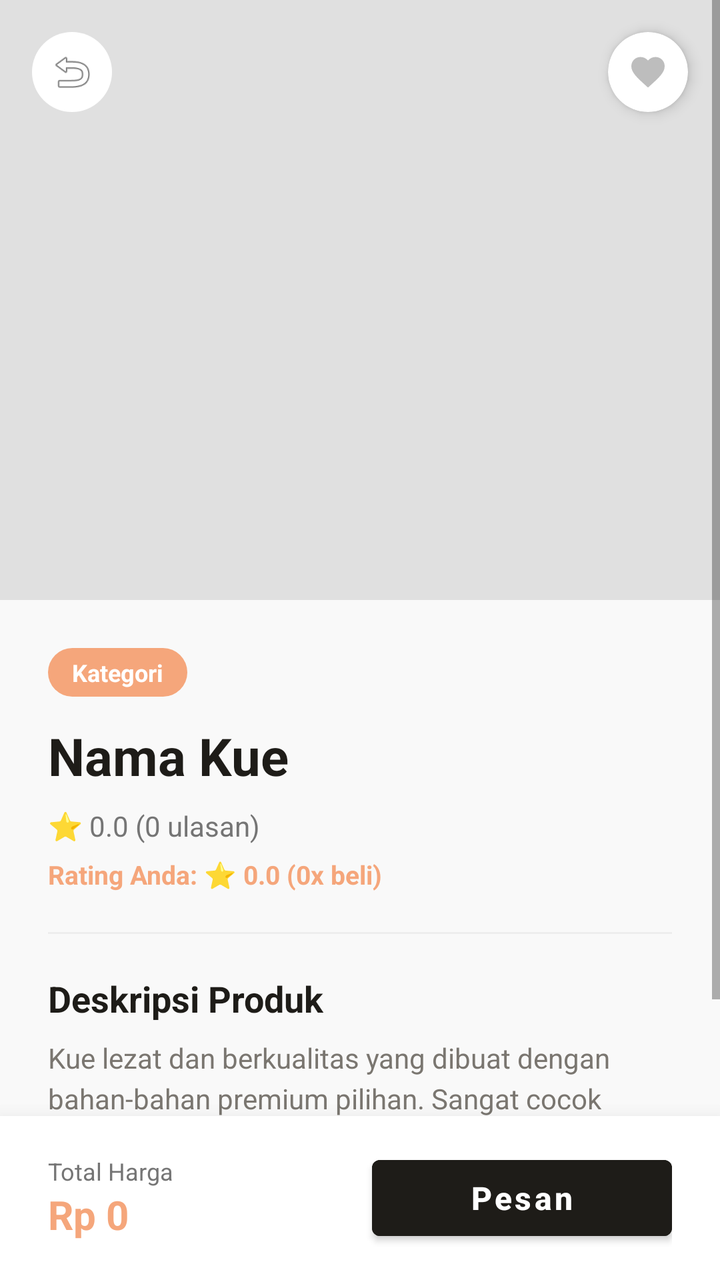
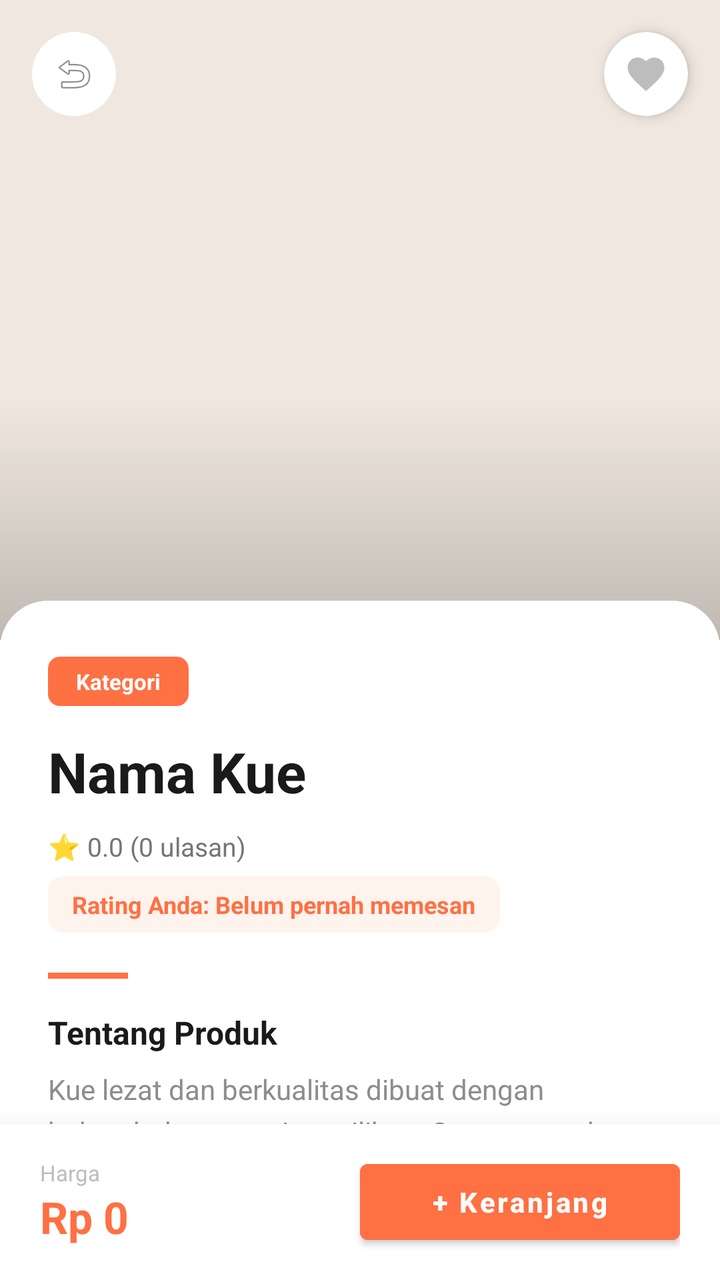

Compare the two renders of this Android layout. The source of the first and the diff that turns it into the second are given below.
<!-- AndroidManifest.xml: application theme Theme.KueWeh -->
<!-- res/layout/activity_detail.xml -->
<?xml version="1.0" encoding="utf-8"?>
<RelativeLayout xmlns:android="http://schemas.android.com/apk/res/android"
    android:layout_width="match_parent"
    android:layout_height="match_parent"
    xmlns:app="http://schemas.android.com/apk/res-auto"
    android:background="#F9F9F9">

    <ScrollView
        android:layout_width="match_parent"
        android:layout_height="match_parent"
        android:layout_above="@id/bottomBar"
        android:fillViewport="true">

        <LinearLayout
            android:layout_width="match_parent"
            android:layout_height="wrap_content"
            android:orientation="vertical">

            <ImageView
                android:id="@+id/imgDetailKue"
                android:layout_width="match_parent"
                android:layout_height="300dp"
                android:scaleType="centerCrop"
                android:background="#E0E0E0" />

            <LinearLayout
                android:layout_width="match_parent"
                android:layout_height="wrap_content"
                android:orientation="vertical"
                android:padding="24dp">

                <TextView
                    android:id="@+id/tvDetailKategori"
                    android:layout_width="wrap_content"
                    android:layout_height="wrap_content"
                    android:background="@drawable/bg_chip_active"
                    android:paddingHorizontal="12dp"
                    android:paddingVertical="4dp"
                    android:text="Kategori"
                    android:textColor="#FFFFFF"
                    android:textSize="12sp"
                    android:textStyle="bold"
                    android:layout_marginBottom="12dp"/>

                <TextView
                    android:id="@+id/tvDetailNama"
                    android:layout_width="match_parent"
                    android:layout_height="wrap_content"
                    android:text="Nama Kue"
                    android:textColor="#1E1C18"
                    android:textSize="26sp"
                    android:textStyle="bold" />

                <TextView
                    android:id="@+id/tvDetailRating"
                    android:layout_width="wrap_content"
                    android:layout_height="wrap_content"
                    android:layout_marginTop="8dp"
                    android:text="⭐ 0.0 (0 ulasan)"
                    android:textColor="#757575"
                    android:textSize="14sp" />

                <TextView
                    android:id="@+id/tvPersonalRating"
                    android:layout_width="wrap_content"
                    android:layout_height="wrap_content"
                    android:layout_marginTop="6dp"
                    android:text="Rating Anda: ⭐ 0.0 (0x beli)"
                    android:textColor="#F5A67B"
                    android:textSize="13sp"
                    android:textStyle="bold" />

                <View
                    android:layout_width="match_parent"
                    android:layout_height="1dp"
                    android:layout_marginVertical="20dp"
                    android:background="#EEEEEE" />

                <TextView
                    android:layout_width="wrap_content"
                    android:layout_height="wrap_content"
                    android:text="Deskripsi Produk"
                    android:textColor="#1E1C18"
                    android:textSize="18sp"
                    android:textStyle="bold"
                    android:layout_marginBottom="8dp"/>

                <TextView
                    android:layout_width="match_parent"
                    android:layout_height="wrap_content"
                    android:text="Kue lezat dan berkualitas yang dibuat dengan bahan-bahan premium pilihan. Sangat cocok untuk menemani waktu santai Anda bersama keluarga atau orang terkasih."
                    android:textColor="#7A7670"
                    android:textSize="14sp"
                    android:lineSpacingExtra="4dp"/>

            </LinearLayout>
        </LinearLayout>
    </ScrollView>

    <LinearLayout
        android:id="@+id/bottomBar"
        android:layout_width="match_parent"
        android:layout_height="wrap_content"
        android:layout_alignParentBottom="true"
        android:background="#FFFFFF"
        android:elevation="16dp"
        android:orientation="horizontal"
        android:paddingHorizontal="24dp"
        android:paddingVertical="16dp"
        android:gravity="center_vertical">

        <LinearLayout
            android:layout_width="0dp"
            android:layout_height="wrap_content"
            android:layout_weight="1"
            android:orientation="vertical">

            <TextView
                android:layout_width="wrap_content"
                android:layout_height="wrap_content"
                android:text="Total Harga"
                android:textColor="#757575"
                android:textSize="12sp" />

            <TextView
                android:id="@+id/tvDetailHarga"
                android:layout_width="wrap_content"
                android:layout_height="wrap_content"
                android:text="Rp 0"
                android:textColor="#F5A67B"
                android:textSize="20sp"
                android:textStyle="bold" />
        </LinearLayout>

        <Button
            android:id="@+id/btnPesanSekarang"
            android:layout_width="150dp"
            android:layout_height="50dp"
            android:backgroundTint="#1E1C18"
            android:text="Pesan"
            android:textColor="#FFFFFF"
            android:textSize="16sp"
            android:textStyle="bold"
            android:textAllCaps="false"/>
    </LinearLayout>

    <RelativeLayout
        android:layout_width="match_parent"
        android:layout_height="wrap_content"
        android:fitsSystemWindows="true">

        <ImageView
            android:id="@+id/btnBack"
            android:layout_width="40dp"
            android:layout_height="40dp"
            android:layout_margin="16dp"
            android:background="@drawable/bg_search_rounded"
            android:padding="8dp"
            android:src="@android:drawable/ic_menu_revert" />

        <androidx.cardview.widget.CardView
            android:id="@+id/btnDetailFavoriteLayout"
            android:layout_width="40dp"
            android:layout_height="40dp"
            android:layout_alignParentEnd="true"
            android:layout_margin="16dp"
            app:cardBackgroundColor="#FFFFFF"
            app:cardCornerRadius="20dp"
            app:cardElevation="4dp">

            <ImageView
                android:id="@+id/imgDetailFavoriteHeart"
                android:layout_width="match_parent"
                android:layout_height="match_parent"
                android:padding="10dp"
                android:src="@drawable/ic_favorite"
                app:tint="#BDBDBD" />
        </androidx.cardview.widget.CardView>
    </RelativeLayout>

</RelativeLayout>
<!-- resources referenced by this layout -->
<resources>
  <!-- drawable bg_chip_active (drawable) -->
  <?xml version="1.0" encoding="utf-8"?>
  <shape xmlns:android="http://schemas.android.com/apk/res/android">
      <solid android:color="#F5A67B" /> <corners android:radius="16dp" />
  </shape>
  <!-- drawable bg_search_rounded (drawable) -->
  <?xml version="1.0" encoding="utf-8"?>
  <shape xmlns:android="http://schemas.android.com/apk/res/android">
      <solid android:color="#FFFFFF" />
      <corners android:radius="24dp" /> </shape>
  <!-- drawable ic_favorite (drawable) -->
  <vector xmlns:android="http://schemas.android.com/apk/res/android" android:height="24dp" android:tint="#000000" android:viewportHeight="24" android:viewportWidth="24" android:width="24dp">
        
      <path android:fillColor="@android:color/white" android:pathData="M12,21.35l-1.45,-1.32C5.4,15.36 2,12.28 2,8.5 2,5.42 4.42,3 7.5,3c1.74,0 3.41,0.81 4.5,2.09C13.09,3.81 14.76,3 16.5,3 19.58,3 22,5.42 22,8.5c0,3.78 -3.4,6.86 -8.55,11.54L12,21.35z"/>
      
  </vector>
  <style name="Theme.KueWeh" parent="Theme.MaterialComponents.Light.NoActionBar">
          <item name="android:statusBarColor">@android:color/transparent</item>
  
          <item name="android:windowLightStatusBar">true</item>
      </style>
</resources>

<!-- the commit's change to res/layout/activity_detail.xml (unified diff, before → after) -->
@@ -1,112 +1,185 @@
 <?xml version="1.0" encoding="utf-8"?>
-<RelativeLayout xmlns:android="http://schemas.android.com/apk/res/android"
+<androidx.coordinatorlayout.widget.CoordinatorLayout
+    xmlns:android="http://schemas.android.com/apk/res/android"
+    xmlns:app="http://schemas.android.com/apk/res-auto"
     android:layout_width="match_parent"
     android:layout_height="match_parent"
-    xmlns:app="http://schemas.android.com/apk/res-auto"
-    android:background="#F9F9F9">
-
-    <ScrollView
+    android:background="#FFF8F3">
+
+    
+    <androidx.core.widget.NestedScrollView
         android:layout_width="match_parent"
         android:layout_height="match_parent"
-        android:layout_above="@id/bottomBar"
-        android:fillViewport="true">
+        android:overScrollMode="never">
 
         <LinearLayout
             android:layout_width="match_parent"
             android:layout_height="wrap_content"
             android:orientation="vertical">
 
-            <ImageView
-                android:id="@+id/imgDetailKue"
+            
+            <FrameLayout
                 android:layout_width="match_parent"
-                android:layout_height="300dp"
-                android:scaleType="centerCrop"
-                android:background="#E0E0E0" />
-
+                android:layout_height="320dp">
+
+                <ImageView
+                    android:id="@+id/imgDetailKue"
+                    android:layout_width="match_parent"
+                    android:layout_height="match_parent"
+                    android:scaleType="centerCrop"
+                    android:background="#F0E8E0"/>
+
+                
+                <View
+                    android:layout_width="match_parent"
+                    android:layout_height="120dp"
+                    android:layout_gravity="bottom"
+                    android:background="@drawable/gradient_bottom_overlay"/>
+
+                
+                <ImageView
+                    android:id="@+id/btnBack"
+                    android:layout_width="42dp"
+                    android:layout_height="42dp"
+                    android:layout_margin="16dp"
+                    android:background="@drawable/bg_circle_white"
+                    android:padding="10dp"
+                    android:src="@android:drawable/ic_menu_revert"
+                    android:fitsSystemWindows="true"/>
+
+                
+                <androidx.cardview.widget.CardView
+                    android:id="@+id/btnDetailFavoriteLayout"
+                    android:layout_width="42dp"
+                    android:layout_height="42dp"
+                    android:layout_gravity="top|end"
+                    android:layout_margin="16dp"
+                    app:cardBackgroundColor="#FFFFFF"
+                    app:cardCornerRadius="21dp"
+                    app:cardElevation="4dp">
+
+                    <ImageView
+                        android:id="@+id/imgDetailFavoriteHeart"
+                        android:layout_width="match_parent"
+                        android:layout_height="match_parent"
+                        android:padding="10dp"
+                        android:src="@drawable/ic_favorite"
+                        app:tint="#BDBDBD"/>
+                </androidx.cardview.widget.CardView>
+            </FrameLayout>
+
+            
             <LinearLayout
                 android:layout_width="match_parent"
                 android:layout_height="wrap_content"
                 android:orientation="vertical"
-                android:padding="24dp">
-
+                android:background="@drawable/bg_content_card_top"
+                android:layout_marginTop="-20dp"
+                android:paddingHorizontal="24dp"
+                android:paddingTop="28dp"
+                android:paddingBottom="120dp">
+
+                
                 <TextView
                     android:id="@+id/tvDetailKategori"
                     android:layout_width="wrap_content"
                     android:layout_height="wrap_content"
-                    android:background="@drawable/bg_chip_active"
-                    android:paddingHorizontal="12dp"
-                    android:paddingVertical="4dp"
+                    android:background="@drawable/bg_badge_kategori"
+                    android:paddingHorizontal="14dp"
+                    android:paddingVertical="5dp"
                     android:text="Kategori"
                     android:textColor="#FFFFFF"
-                    android:textSize="12sp"
+                    android:textSize="11sp"
                     android:textStyle="bold"
-                    android:layout_marginBottom="12dp"/>
-
+                    android:layout_marginBottom="14dp"/>
+
+                
                 <TextView
                     android:id="@+id/tvDetailNama"
                     android:layout_width="match_parent"
                     android:layout_height="wrap_content"
                     android:text="Nama Kue"
-                    android:textColor="#1E1C18"
-                    android:textSize="26sp"
-                    android:textStyle="bold" />
-
-                <TextView
-                    android:id="@+id/tvDetailRating"
+                    android:textColor="#1A1A1A"
+                    android:textSize="28sp"
+                    android:textStyle="bold"
+                    android:lineSpacingMultiplier="1.1"/>
+
+                
+                <LinearLayout
+                    android:layout_width="match_parent"
+                    android:layout_height="wrap_content"
+                    android:orientation="horizontal"
+                    android:gravity="center_vertical"
+                    android:layout_marginTop="10dp"
+                    android:layout_marginBottom="6dp">
+
+                    <TextView
+                        android:id="@+id/tvDetailRating"
+                        android:layout_width="0dp"
+                        android:layout_height="wrap_content"
+                        android:layout_weight="1"
+                        android:text="⭐ 0.0 (0 ulasan)"
+                        android:textColor="#757575"
+                        android:textSize="13sp"/>
+                </LinearLayout>
+
+                
+                <LinearLayout
                     android:layout_width="wrap_content"
                     android:layout_height="wrap_content"
-                    android:layout_marginTop="8dp"
-                    android:text="⭐ 0.0 (0 ulasan)"
-                    android:textColor="#757575"
-                    android:textSize="14sp" />
-
-                <TextView
-                    android:id="@+id/tvPersonalRating"
+                    android:background="@drawable/bg_personal_rating"
+                    android:paddingHorizontal="12dp"
+                    android:paddingVertical="6dp"
+                    android:layout_marginBottom="20dp">
+
+                    <TextView
+                        android:id="@+id/tvPersonalRating"
+                        android:layout_width="wrap_content"
+                        android:layout_height="wrap_content"
+                        android:text="Rating Anda: Belum pernah memesan"
+                        android:textColor="#FF7043"
+                        android:textSize="12sp"
+                        android:textStyle="bold"/>
+                </LinearLayout>
+
+                
+                <View
+                    android:layout_width="40dp"
+                    android:layout_height="3dp"
+                    android:background="#FF7043"
+                    android:layout_marginBottom="16dp"/>
+
+                
+                <TextView
                     android:layout_width="wrap_content"
                     android:layout_height="wrap_content"
-                    android:layout_marginTop="6dp"
-                    android:text="Rating Anda: ⭐ 0.0 (0x beli)"
-                    android:textColor="#F5A67B"
-                    android:textSize="13sp"
-                    android:textStyle="bold" />
-
-                <View
-                    android:layout_width="match_parent"
-                    android:layout_height="1dp"
-                    android:layout_marginVertical="20dp"
-                    android:background="#EEEEEE" />
-
-                <TextView
-                    android:layout_width="wrap_content"
-                    android:layout_height="wrap_content"
-                    android:text="Deskripsi Produk"
-                    android:textColor="#1E1C18"
-                    android:textSize="18sp"
+                    android:text="Tentang Produk"
+                    android:textColor="#1A1A1A"
+                    android:textSize="16sp"
                     android:textStyle="bold"
                     android:layout_marginBottom="8dp"/>
 
                 <TextView
                     android:layout_width="match_parent"
                     android:layout_height="wrap_content"
-                    android:text="Kue lezat dan berkualitas yang dibuat dengan bahan-bahan premium pilihan. Sangat cocok untuk menemani waktu santai Anda bersama keluarga atau orang terkasih."
-                    android:textColor="#7A7670"
+                    android:text="Kue lezat dan berkualitas dibuat dengan bahan-bahan premium pilihan. Sangat cocok untuk menemani waktu santai Anda bersama keluarga atau orang terkasih."
+                    android:textColor="#8D8D8D"
                     android:textSize="14sp"
-                    android:lineSpacingExtra="4dp"/>
-
+                    android:lineSpacingExtra="5dp"/>
             </LinearLayout>
         </LinearLayout>
-    </ScrollView>
-
+    </androidx.core.widget.NestedScrollView>
+
+    
     <LinearLayout
-        android:id="@+id/bottomBar"
         android:layout_width="match_parent"
         android:layout_height="wrap_content"
-        android:layout_alignParentBottom="true"
+        android:layout_gravity="bottom"
         android:background="#FFFFFF"
         android:elevation="16dp"
         android:orientation="horizontal"
-        android:paddingHorizontal="24dp"
-        android:paddingVertical="16dp"
+        android:paddingHorizontal="20dp"
+        android:paddingVertical="14dp"
         android:gravity="center_vertical">
 
         <LinearLayout
@@ -118,64 +191,30 @@
             <TextView
                 android:layout_width="wrap_content"
                 android:layout_height="wrap_content"
-                android:text="Total Harga"
-                android:textColor="#757575"
-                android:textSize="12sp" />
+                android:text="Harga"
+                android:textColor="#BDBDBD"
+                android:textSize="11sp"/>
 
             <TextView
                 android:id="@+id/tvDetailHarga"
                 android:layout_width="wrap_content"
                 android:layout_height="wrap_content"
                 android:text="Rp 0"
-                android:textColor="#F5A67B"
-                android:textSize="20sp"
-                android:textStyle="bold" />
+                android:textColor="#FF7043"
+                android:textSize="22sp"
+                android:textStyle="bold"/>
         </LinearLayout>
 
         <Button
             android:id="@+id/btnPesanSekarang"
-            android:layout_width="150dp"
+            android:layout_width="160dp"
             android:layout_height="50dp"
-            android:backgroundTint="#1E1C18"
-            android:text="Pesan"
+            android:backgroundTint="#FF7043"
+            android:text="+ Keranjang"
             android:textColor="#FFFFFF"
-            android:textSize="16sp"
+            android:textSize="14sp"
             android:textStyle="bold"
             android:textAllCaps="false"/>
     </LinearLayout>
 
-    <RelativeLayout
-        android:layout_width="match_parent"
-        android:layout_height="wrap_content"
-        android:fitsSystemWindows="true">
-
-        <ImageView
-            android:id="@+id/btnBack"
-            android:layout_width="40dp"
-            android:layout_height="40dp"
-            android:layout_margin="16dp"
-            android:background="@drawable/bg_search_rounded"
-            android:padding="8dp"
-            android:src="@android:drawable/ic_menu_revert" />
-
-        <androidx.cardview.widget.CardView
-            android:id="@+id/btnDetailFavoriteLayout"
-            android:layout_width="40dp"
-            android:layout_height="40dp"
-            android:layout_alignParentEnd="true"
-            android:layout_margin="16dp"
-            app:cardBackgroundColor="#FFFFFF"
-            app:cardCornerRadius="20dp"
-            app:cardElevation="4dp">
-
-            <ImageView
-                android:id="@+id/imgDetailFavoriteHeart"
-                android:layout_width="match_parent"
-                android:layout_height="match_parent"
-                android:padding="10dp"
-                android:src="@drawable/ic_favorite"
-                app:tint="#BDBDBD" />
-        </androidx.cardview.widget.CardView>
-    </RelativeLayout>
-
-</RelativeLayout>
+</androidx.coordinatorlayout.widget.CoordinatorLayout>
<!-- resource entries referenced after the edit -->
@@ -1,15 +1,37 @@
 <!-- resources referenced by this layout -->
 <resources>
-  <!-- drawable bg_chip_active (drawable) -->
+  <!-- drawable bg_badge_kategori (drawable) -->
   <?xml version="1.0" encoding="utf-8"?>
   <shape xmlns:android="http://schemas.android.com/apk/res/android">
-      <solid android:color="#F5A67B" /> <corners android:radius="16dp" />
+      <solid android:color="#FF7043"/>
+      <corners android:radius="6dp"/>
   </shape>
-  <!-- drawable bg_search_rounded (drawable) -->
+  <!-- drawable bg_circle_white (drawable) -->
+  <?xml version="1.0" encoding="utf-8"?>
+  <shape xmlns:android="http://schemas.android.com/apk/res/android"
+      android:shape="oval">
+      <solid android:color="#FFFFFF"/>
+  </shape>
+  <!-- drawable bg_content_card_top (drawable) -->
   <?xml version="1.0" encoding="utf-8"?>
   <shape xmlns:android="http://schemas.android.com/apk/res/android">
-      <solid android:color="#FFFFFF" />
-      <corners android:radius="24dp" /> </shape>
+      <solid android:color="#FFFFFF"/>
+      <corners android:topLeftRadius="24dp" android:topRightRadius="24dp"/>
+  </shape>
+  <!-- drawable bg_personal_rating (drawable) -->
+  <?xml version="1.0" encoding="utf-8"?>
+  <shape xmlns:android="http://schemas.android.com/apk/res/android">
+      <solid android:color="#FFF3EE"/>
+      <corners android:radius="8dp"/>
+  </shape>
+  <!-- drawable gradient_bottom_overlay (drawable) -->
+  <?xml version="1.0" encoding="utf-8"?>
+  <shape xmlns:android="http://schemas.android.com/apk/res/android">
+      <gradient
+          android:startColor="#00000000"
+          android:endColor="#33000000"
+          android:angle="270"/>
+  </shape>
   <!-- drawable ic_favorite (drawable) -->
   <vector xmlns:android="http://schemas.android.com/apk/res/android" android:height="24dp" android:tint="#000000" android:viewportHeight="24" android:viewportWidth="24" android:width="24dp">
         
